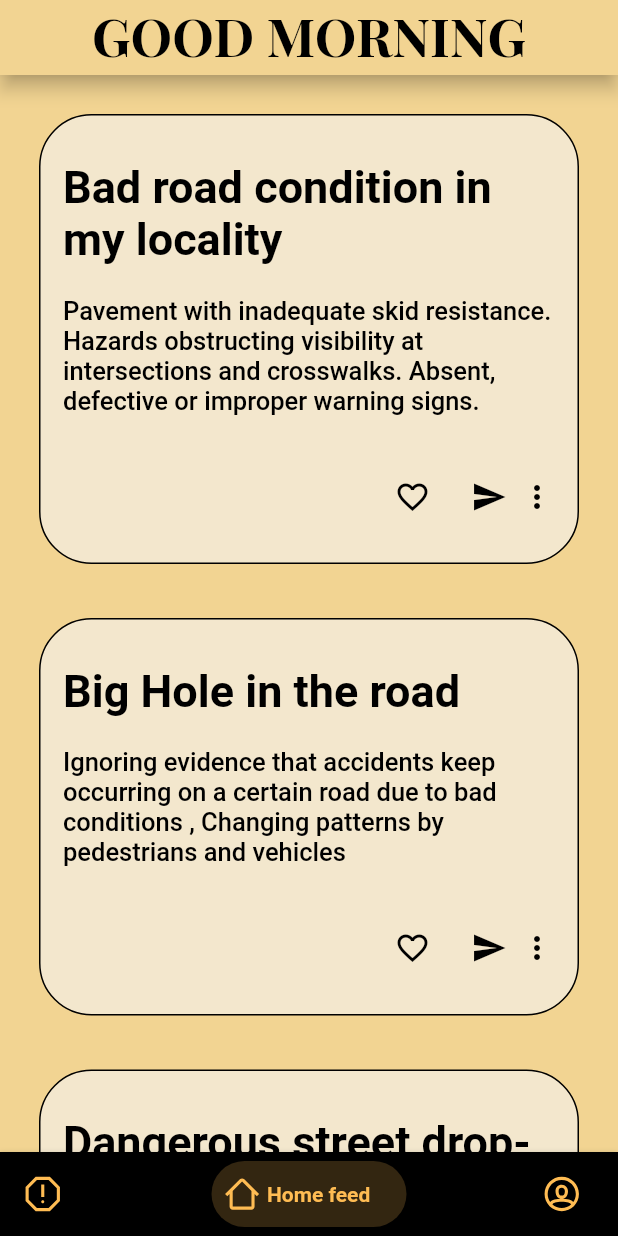
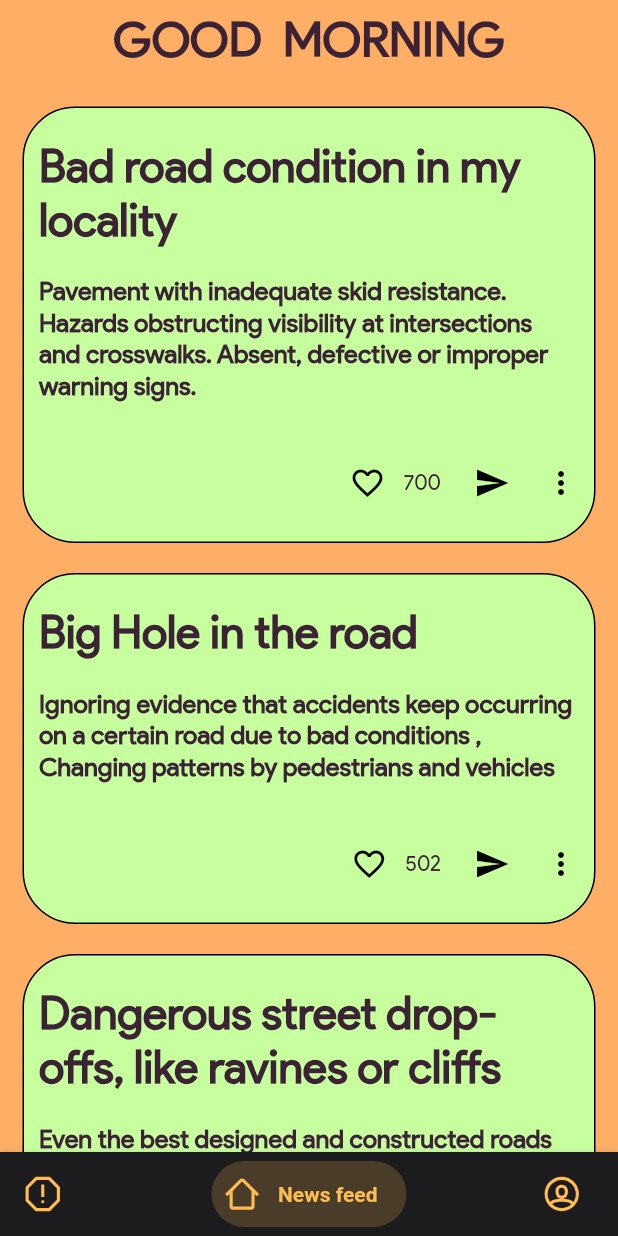
Before and after one commit to We-Equals-Awesome/Corporators_Frontend, a Flutter app: the screen it shows after launch, on a phone screen of 412 x 824 dp. Run offline on Flutter 3.47's test engine with Material 2 defaults, Android fonts, the phone set to English and light mode, and no system bars; drawn by our look-alikes of bottom_navy_bar; our stand-ins replace flutter_svg, share.

Commit message:
added color,comment,font

```diff
--- a/lib/UI/HomeFeed.dart
+++ b/lib/UI/HomeFeed.dart
@@ -1,50 +1,59 @@
 import 'package:flutter/material.dart';
 import 'package:flutter/widgets.dart';
-//import 'package:flutter_svg/flutter_svg.dart';
 import 'package:newsfeed_screen/Utils/constant.dart';
 import 'package:newsfeed_screen/Utils/news.dart';
 import 'package:newsfeed_screen/UI/readFeeds.dart';
+import 'package:share/share.dart';
+import 'package:newsfeed_screen/Utils/color.dart';
 
-
+  // HomeFeed  Class
 
 class HomeFeed extends StatelessWidget {
   @override
   Widget build(BuildContext context) {
+
+    // returning the Scaffold
+
     return Scaffold(
-        backgroundColor: appBackbround,
+
+        backgroundColor: background,
+
+        // body is ListView as we display the news feed in form of the List
+
         body: ListView(
           children: <Widget>[
-            Material(
-              color: appBackbround,
-              elevation: 5.0,
-              child: Container(
-                height: 50,
-                color: appBackbround,
-                child: Container(
-                  padding: EdgeInsets.symmetric(horizontal: 8.0, vertical: 0.0),
+            Container(
+
+              // in this container of the List view we have define the greeting which changes As per current time
+              // time function in this seeks the current time from the system itself
+
+              padding: EdgeInsets.symmetric(horizontal: 4.0, vertical: 6.0),
               child: Text(
                 (() {
                   if (time(TimeOfDay(hour: 12, minute: 00)) >
                       time(TimeOfDay.now())) {
-                        return "GOOD MORNING";
+                    return "GOOD  MORNING";
                   } else if (time(TimeOfDay(hour: 16, minute: 00)) >
                       time(TimeOfDay.now())) {
-                        return "GOOD AFTERNOON";
+                    return "GOOD  AFTERNOON";
                   } else if (time(TimeOfDay(hour: 23, minute: 59)) >
                       time(TimeOfDay.now())) {
-                        return "GOOD EVENING";
+                    return "GOOD  EVENING";
                   } else {
-                        return "GOOD NIGHT";
+                    return "GOOD  NIGHT";
                   }
                 }()),
                 style: headline1,
               textAlign: TextAlign.center,
               ),
             ),
-              ),
-            ),
             Container(
-              padding: const EdgeInsets.all(8.0),
+
+              //in this container we will display the News Feed
+              //as there should we styling in which news is displayed so all the styling is described in the FeedView() function
+              //and we call FeedView Function here
+
+              padding:  EdgeInsets.fromLTRB(5, 10, 5, 10),
               child: FeedsView(),
             ),
           ],
@@ -55,11 +64,14 @@ class HomeFeed extends StatelessWidget {
 }
 
 
-//creating news feed home page preview
-
+//creating the FeedView
 class FeedsView extends StatelessWidget {
   @override
+
   Widget build(BuildContext context) {
+
+    //as there is n number of news so there will be n number of the FeedView card so here we will be using the ListView.Builder
+
     return ListView.builder(
       itemCount: trendingList.length,
       scrollDirection: Axis.vertical,
@@ -67,6 +79,8 @@ class FeedsView extends StatelessWidget {
       physics: BouncingScrollPhysics(),
       itemBuilder: (context, index) {
         var trending = trendingList[index];
+
+        //on taping any card user will be pushed to the new Page where they can read the news in the detail
 
         return InkWell(
           onTap: () {
@@ -77,10 +91,14 @@ class FeedsView extends StatelessWidget {
               ),
             );
           },
+
           child: Container(
             width: double.infinity,
-            color: appBackbround,
-            margin: EdgeInsets.symmetric(horizontal: 18.0, vertical: 18.0),
+            color: background,
+            margin: EdgeInsets.symmetric(horizontal: 10.0, vertical: 10.0),
+
+            //calling function primary card where the content and positioning of the card is defined
+
             child: PrimaryCard(news: trending),
           ),
         );
@@ -100,56 +118,72 @@ class PrimaryCard extends StatefulWidget {
 }
 
 class _PrimaryCardState extends State<PrimaryCard> {
-  IconData fav = Icons.favorite_border;
   @override
   Widget build(BuildContext context) {
+
+    //returning the container with the content of the card i.e. title , subtitle , like button , total like on post , share button ,
     return Container(
       padding:
-      EdgeInsets.only(left: 15.0, right: 15.0, top: 30.0, bottom: 20.0),
+      EdgeInsets.only(left: 10.0 , right: 10.0 , top: 20.0 , bottom: 15.0),
+      //box decoration of the card
       decoration: BoxDecoration(
-          color: newsBackground,
+          color: textBoxBack,
           borderRadius: BorderRadius.circular(35.0),
           border: Border.all(color: blk, width: 1.0)),
+
       child: Column(
         crossAxisAlignment: CrossAxisAlignment.start,
         children: [
           Text(
+            //title of the news card or news
             widget.news.title,
             overflow: TextOverflow.ellipsis,
             maxLines: 2,
             style: titleCardhead,
           ),
-          SizedBox(height: 20.0),
+          SizedBox(height: 20.0), // spacing
           Text(
+
+            // subtitle of the news card or the news
             widget.news.subtitle,
             overflow: TextOverflow.ellipsis,
             maxLines: 5,
             style: headlineSmall,
           ),
           SizedBox(height: 30.0),
+
           Row(
+
+            // like button and the share button
+
             mainAxisAlignment: MainAxisAlignment.end,
             children: [
+              // calling the status function in which like is incremented when the user tap the like button
+              //display total number of the like obtain in the news
+              Status(
+                icon: Icons.favorite_border,
+                onChange: Icons.favorite,
+                total: widget.news.favorite,
+              ),
+              SizedBox(width: 10),
+              // defining the share button
+
               IconButton(
                 icon: Icon(
-                  fav,
-                  color: Colors.black,
+                  Icons.send,
+                  color: blk,
                   size: 24.0,
                 ),
                 onPressed: () {
-                  setState(() {
-                    if (fav == Icons.favorite_border) {
-                      fav = Icons.favorite;
-                    } else {
-                      fav = Icons.favorite_border;
-                    }
-                  });
+
+                  // sharing the title of the news and the subtitle of the news
+                  Share.share ('TITLE -----------${"\n"}${widget.news.title}${"\n\n\n"}INFO ----------- ${"\n"}${widget.news.subtitle}');
+
                 },
               ),
-              SizedBox(width: 15.0),
-              Icon(Icons.send, color: Colors.black, size: 24.0),
-              SizedBox(width: 8.0),
-              Icon(Icons.more_vert, color: Colors.black, size: 24.0),
+              //Icon(Icons.send, color: blk, size: 24.0),
+              SizedBox(width: 10),
+              Icon(Icons.more_vert, color: blk, size: 24.0),
             ],
           )
         ],
@@ -158,6 +192,8 @@ class _PrimaryCardState extends State<PrimaryCard> {
   }
 }
 
+//time function which seeks the current time from the system
+
 int time(TimeOfDay timeOfDay) {
   var now = timeOfDay;
   int nowInMinutes = now.hour * 60 + now.minute;
--- a/lib/UI/bottomNav.dart
+++ b/lib/UI/bottomNav.dart
@@ -3,8 +3,10 @@ import 'package:flutter_svg/flutter_svg.dart';
 import 'package:newsfeed_screen/UI/HomeFeed.dart';
 import 'package:newsfeed_screen/UI/NotificationView.dart';
 import 'package:newsfeed_screen/UI/ProfileView.dart';
-import 'package:newsfeed_screen/Utils/constant.dart';
+import 'package:newsfeed_screen/Utils/color.dart';
 import 'package:bottom_navy_bar/bottom_navy_bar.dart';
+
+// creating the stateful  of BottomNav( Bottom Navigation Bar)
 
 class BottomNav extends StatefulWidget {
   @override
@@ -12,8 +14,14 @@ class BottomNav extends StatefulWidget {
 }
 
 class _BottomNavState extends State<BottomNav> {
+
+  //initializing the variable current index   and   pageControler
+  //Default index is 1 so when the app start it will display the News Feed(HomeFeed)  page as a default selection
+
   int _currentIndex = 1;
   PageController _pageController;
+
+  //Creating the object of the page controller class to initiate and dispose the page
 
   @override
   void initState() {
@@ -27,22 +35,34 @@ class _BottomNavState extends State<BottomNav> {
     super.dispose();
   }
 
-    // calling profiles
+    // creating list of profiles view  for Bottom Navigation Bar
+    //index of Notification is 0 , HomeFeed is 1 , Profile is 2
+
     static List<Widget> _bottomNavView = [
     NotificationView(),
     HomeFeed(),
     ProfileView(),
   ];
 
+
+
   @override
   Widget build(BuildContext context) {
+
+    //returning the Scaffold which contains the Bottom Navigation Bar And Profile View in Body
+
     return Scaffold(
+        backgroundColor: background,
 
-        body: SafeArea(
-        child: _bottomNavView.elementAt(_currentIndex),
-      ),
+        //profile view as per the Index of the Bottom Navigation Bar
+
+
+        body: _bottomNavView.elementAt(_currentIndex),
+
+      // Bottom Navigation Bar
+
       bottomNavigationBar: BottomNavyBar(
-        backgroundColor: blk,
+        backgroundColor: navBarBackground,
         selectedIndex: _currentIndex,
         onItemSelected: (index) {
           setState(() => _currentIndex = index
@@ -53,24 +73,27 @@ class _BottomNavState extends State<BottomNav> {
         },
 
 
+        //items of the bottom navigation bar  -> i.e Complaints , News Feed , Profile
+
+
         items: <BottomNavyBarItem>[
           BottomNavyBarItem(
-              title: Text('Notification'),
-              icon: SvgPicture.asset('assets/alert-octagon.svg',width: 25,color: bottomNavIcon, ),
-              activeColor: bottomNavIcon,
-              inactiveColor: newsBackground,
+              title: Center(child: Text('Complaints')),
+              icon: SvgPicture.asset('assets/alert-octagon.svg',width: 25,color: navIcon, ),
+              activeColor: navIcon,
+              inactiveColor: navBarSelectedGrey,
           ),
           BottomNavyBarItem(
-              title: Text('Home feed'),
-              icon: SvgPicture.asset('assets/home.svg',width: 25,color: bottomNavIcon, ),
-              activeColor: bottomNavIcon,
-              inactiveColor: newsBackground,
+              title: Center(child: Text('News feed')),
+              icon: SvgPicture.asset('assets/home.svg',width: 25,color: navIcon, ),
+              activeColor: navIcon,
+              inactiveColor: navBarSelectedGrey,
           ),
           BottomNavyBarItem(
-              title: Text('Profile'),
-              icon: SvgPicture.asset('assets/user.svg',width: 25,color: bottomNavIcon, ),
-              activeColor: bottomNavIcon,
-              inactiveColor: newsBackground,
+              title: Center(child: Text('Profile')),
+              icon: SvgPicture.asset('assets/user.svg',width: 25,color: navIcon, ),
+              activeColor: navIcon,
+              inactiveColor: navBarSelectedGrey,
           ),
         ],
       ),
--- /dev/null
+++ b/lib/Utils/color.dart
@@ -0,0 +1,23 @@
+import 'package:flutter/material.dart';
+
+// background of the app
+Color background = Color(0xffFEAE65);
+
+// colour of all the text boxes
+Color textBoxBack = Color(0xffC7FF9F);
+
+//submit button
+Color submitGrey = Color(0xff393939);
+
+// hint text
+Color hintText = Color(0xff626262);
+
+// colour of all the texts and the stepper
+Color text = Color(0xff3B2234);
+
+
+
+// nav bar colours
+Color navBarBackground = Color(0xff1C1C1E); // background of the nav bar
+Color navIcon = Color(0xffFFBC53);
+Color navBarSelectedGrey = Color(0xff636366); //nav bar selected color
--- a/lib/Utils/constant.dart
+++ b/lib/Utils/constant.dart
@@ -1,51 +1,57 @@
 import 'package:flutter/material.dart';
-import 'package:google_fonts/google_fonts.dart';
 
+var blk = Color(0xFF000000);
+// colour of all the texts and the stepper
+var textcolor = Color(0xff3B2234);
+// hint text
+Color hintText = Color(0xff626262);
 
+// styling of the fonts
 
-var appBackbround = Color(0xFFF2D492);
-var bottomNavIcon = Color(0xFFFFBC53);
-var newsBackground= Color(0xFFF3E7CD);
-var blk = Color(0xFF000000);
-var bottomBar = Color(0xFF636366);
-var gry = Color(0xFF636366);
-
-var headline1 = GoogleFonts.playfairDisplay(
-  fontSize: 35.0,
+var headline1 = TextStyle(
+  fontFamily: 'ProductSans' ,
+  fontSize: 32.0,
   fontWeight: FontWeight.w700,
-  color: blk,
-);
-var detailContent = GoogleFonts.roboto(
-  textStyle: TextStyle(
-    fontSize: 14.0,
-    color: gry,
-  ),
+  color: textcolor,
 );
 
-var headlineSmall = GoogleFonts.roboto(
-  fontSize: 17.0,
-  fontWeight: FontWeight.w500,
-  color: Colors.black,
-);
-var titleCardhead = GoogleFonts.roboto(
-  textStyle: TextStyle(
-    fontSize: 30.0,
-    color: blk,
-    fontWeight: FontWeight.bold,
-  ),
+var detailContent = TextStyle(
+  fontFamily: 'ProductSans' ,
+    fontSize: 14.0,
+    color: textcolor,
 );
 
-
-var titleCard = GoogleFonts.roboto(
-  textStyle: TextStyle(
-    fontSize: 18.0,
-    color: blk,
-    fontWeight: FontWeight.bold,
-  ),
+var postDetail = TextStyle(
+  fontFamily: 'ProductSans' ,
+  fontSize: 14.0,
+  fontWeight: FontWeight.w300,
+  color: hintText,
 );
 
-var descriptionStyle = GoogleFonts.roboto(
-    textStyle: TextStyle(
+var headlineSmall = TextStyle(
+  fontFamily: 'ProductSans' ,
+  fontSize: 17.0,
+  fontWeight: FontWeight.w800,
+  color: textcolor,
+);
+
+var titleCardhead = TextStyle(
+    fontFamily: 'ProductSans' ,
+    fontSize: 30.0,
+    color: textcolor ,
+    fontWeight: FontWeight.bold,
+);
+
+var titleCard = TextStyle(
+  fontFamily: 'ProductSans' ,
+    fontSize: 18.0,
+    color: textcolor,
+    fontWeight: FontWeight.bold,
+);
+
+var descriptionStyle = TextStyle(
+  fontFamily: 'ProductSans' ,
+      color: textcolor,
       fontSize: 15.0,
       height: 2.0,
-    ));
+);
--- a/lib/Utils/news.dart
+++ b/lib/Utils/news.dart
@@ -1,3 +1,6 @@
+//class NEWS
+// Dummy News
+
 class News {
   final String title;
   final String subtitle;
--- a/lib/main.dart
+++ b/lib/main.dart
@@ -19,6 +19,7 @@ class MyApp extends StatelessWidget {
       theme: ThemeData(
         visualDensity: VisualDensity.adaptivePlatformDensity,
       ),
+      //calling Bottom Nav Bar Function
       home: BottomNav(),
       //calling nav bar
     );
```
Also changed, not shown: lib/UI/readFeeds.dart (+75 -65 lines), pubspec.yaml (+5 -34 lines), assets/fonts/Product Sans Bold Italic.ttf (added), assets/fonts/Product Sans Bold.ttf (added), assets/fonts/Product Sans Italic.ttf (added), assets/fonts/Product_Sans_Regular.ttf (added), pubspec.lock. Lines whose indentation alone changed are shown as unchanged.
